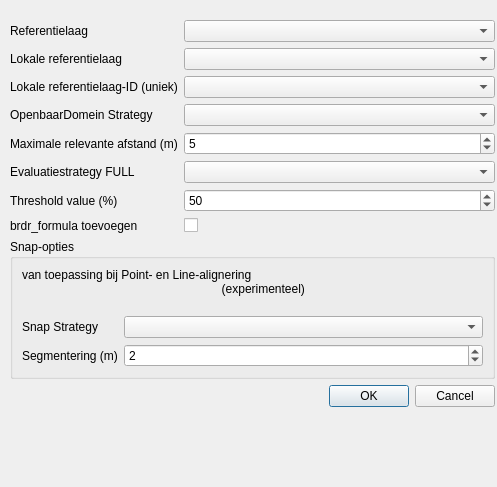
Before: the Qt Designer form plugin/brdrq/brdrq_settings.ui in OnroerendErfgoed/brdrQ, drawn with Qt 5.
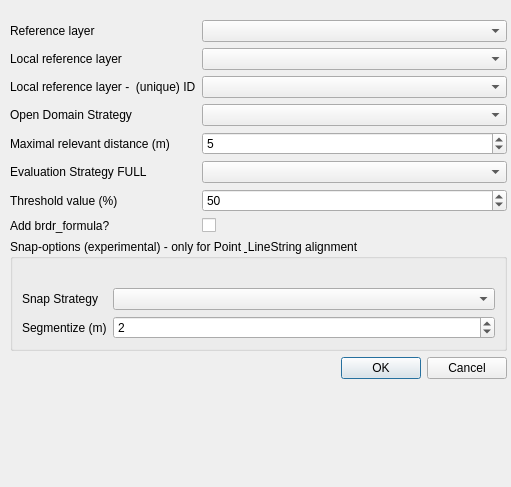
After: the same form once the commit is applied. Custom widgets are drawn as their Qt base class.

```diff
--- a/plugin/brdrq/brdrq_settings.ui
+++ b/plugin/brdrq/brdrq_settings.ui
@@ -6,7 +6,7 @@
             <rect>
                 <x>0</x>
                 <y>0</y>
-                <width>497</width>
+    <width>511</width>
                 <height>487</height>
             </rect>
         </property>
@@ -18,7 +18,7 @@
                 <rect>
                     <x>10</x>
                     <y>20</y>
-                    <width>485</width>
+     <width>497</width>
                     <height>451</height>
                 </rect>
             </property>
@@ -28,7 +28,7 @@
                         <item row="0" column="0">
                             <widget class="QLabel" name="label">
                                 <property name="text">
-                                    <string>Referentielaag</string>
+         <string>Reference layer</string>
                                 </property>
                             </widget>
                         </item>
@@ -38,7 +38,7 @@
                         <item row="1" column="0">
                             <widget class="QLabel" name="label_2">
                                 <property name="text">
-                                    <string>Lokale referentielaag</string>
+         <string>Local reference layer</string>
                                 </property>
                             </widget>
                         </item>
@@ -48,7 +48,7 @@
                         <item row="2" column="0">
                             <widget class="QLabel" name="label_3">
                                 <property name="text">
-                                    <string>Lokale referentielaag-ID (uniek)</string>
+         <string>Local reference layer -  (unique) ID</string>
                                 </property>
                             </widget>
                         </item>
@@ -58,7 +58,7 @@
                         <item row="3" column="0">
                             <widget class="QLabel" name="label_4">
                                 <property name="text">
-                                    <string>OpenbaarDomein Strategy</string>
+         <string>Open Domain Strategy</string>
                                 </property>
                             </widget>
                         </item>
@@ -68,7 +68,7 @@
                         <item row="4" column="0">
                             <widget class="QLabel" name="label_6">
                                 <property name="text">
-                                    <string>Maximale relevante afstand (m)</string>
+         <string>Maximal relevant distance (m)</string>
                                 </property>
                             </widget>
                         </item>
@@ -88,7 +88,7 @@
                         <item row="5" column="0">
                             <widget class="QLabel" name="label_10">
                                 <property name="text">
-                                    <string>Evaluatiestrategy FULL</string>
+         <string>Evaluation Strategy FULL</string>
                                 </property>
                             </widget>
                         </item>
@@ -121,7 +121,7 @@
                         <item row="7" column="0">
                             <widget class="QLabel" name="label_11">
                                 <property name="text">
-                                    <string>brdr_formula toevoegen</string>
+         <string>Add brdr_formula?</string>
                                 </property>
                             </widget>
                         </item>
@@ -141,7 +141,7 @@
                         <item row="8" column="0" colspan="2">
                             <widget class="QgsCollapsibleGroupBox" name="collapsibleGroupBox">
                                 <property name="title">
-                                    <string>Snap-opties</string>
+         <string>Snap-options (experimental) - only for Point &amp; LineString alignment</string>
                                 </property>
                                 <property name="checkable">
                                     <bool>false</bool>
@@ -161,9 +161,7 @@
                                             <item row="0" column="0" colspan="2">
                                                 <widget class="QLabel" name="label_7">
                                                     <property name="text">
-                                                        <string>van toepassing bij Point- en Line-alignering
-                                                            (experimenteel)
-                                                        </string>
+              <string/>
                                                     </property>
                                                 </widget>
                                             </item>
@@ -180,7 +178,7 @@
                                             <item row="2" column="0">
                                                 <widget class="QLabel" name="label_12">
                                                     <property name="text">
-                                                        <string>Segmentering (m)</string>
+              <string>Segmentize (m)</string>
                                                     </property>
                                                 </widget>
                                             </item>
```
Lines whose indentation alone changed are shown as unchanged.
